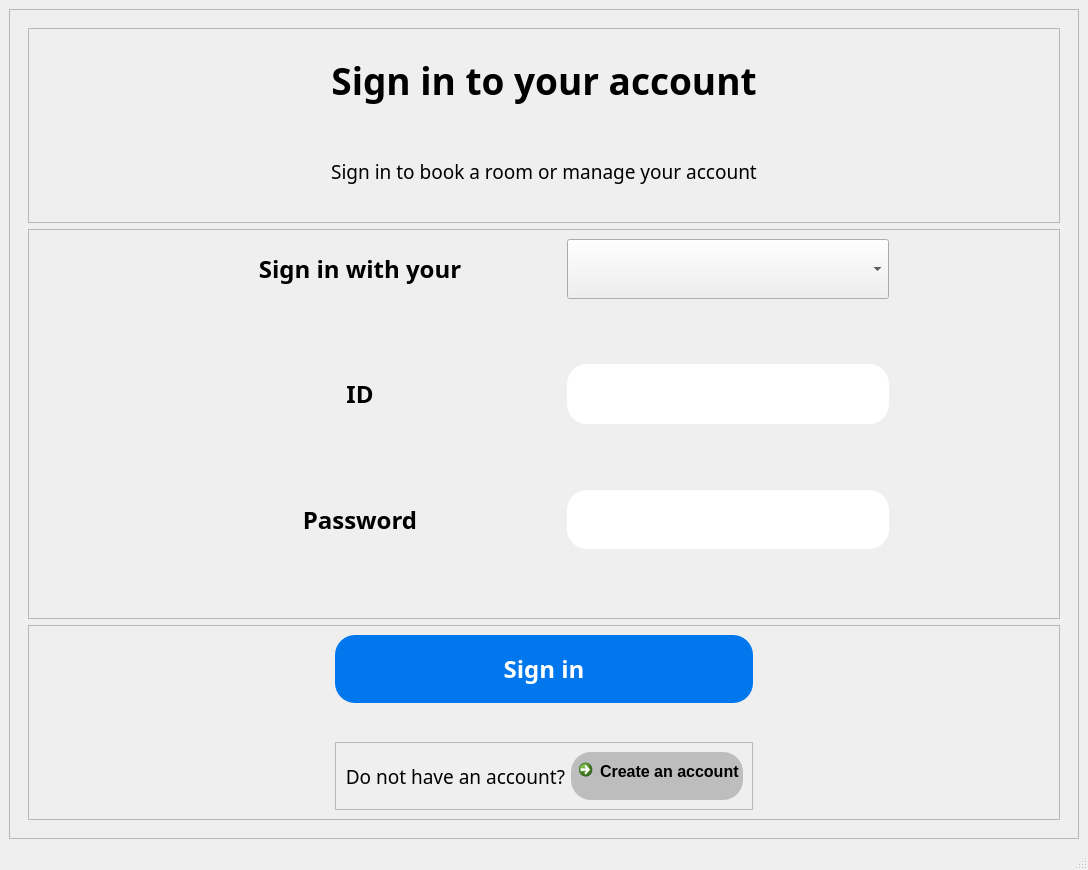
The window that spacer_design.ui (SE-PROJ-MEMBER/SE-PROJ) describes before a commit, drawn with Qt 5.
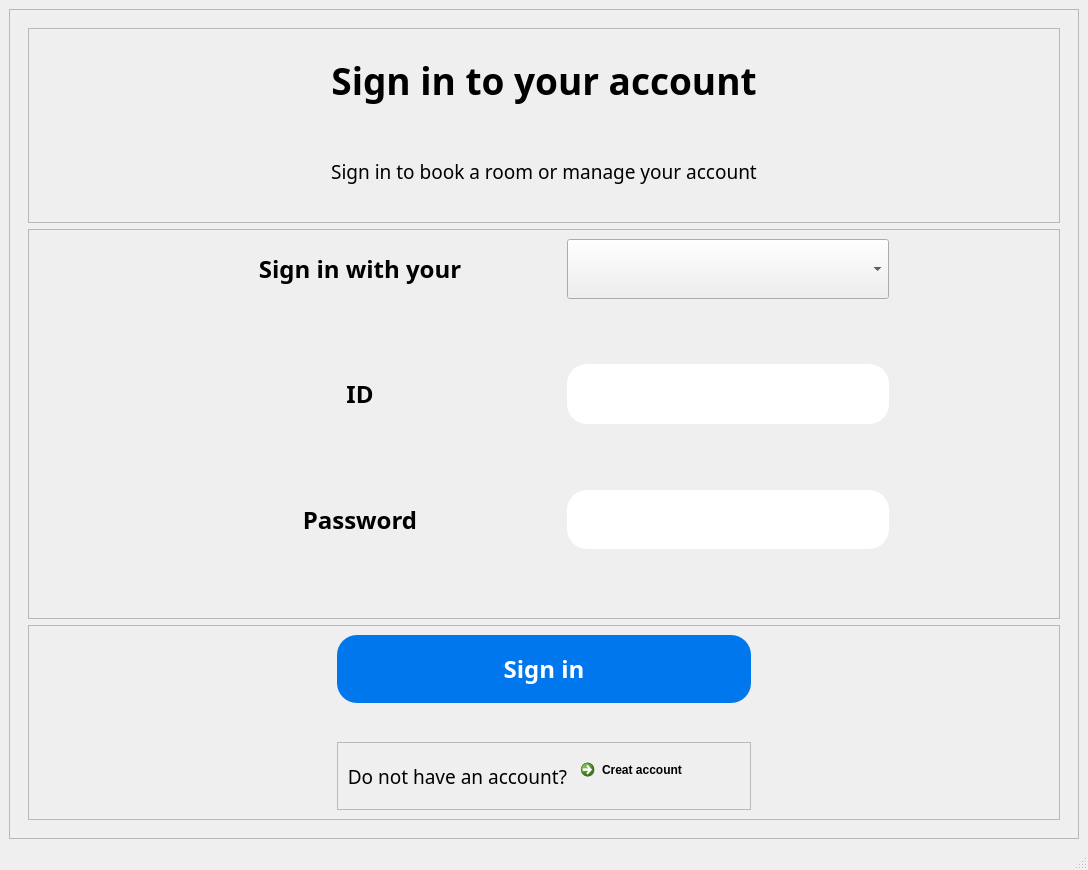
The same window after the commit. The open tabs and pages were chosen to show the change.

```diff
--- a/spacer_design.ui
+++ b/spacer_design.ui
@@ -411,14 +411,11 @@
                        </item>
                        <item row="0" column="1">
                         <widget class="QCommandLinkButton" name="to_sign_up_page">
-                         <property name="font">
-                          <font>
-                           <family>Segoe UI</family>
-                           <pointsize>12</pointsize>
-                          </font>
+                         <property name="styleSheet">
+                          <string notr="true">QCommandLinkButton{background-color: rgb(0, 119, 237,0);}</string>
                          </property>
                          <property name="text">
-                          <string>Create an account</string>
+                          <string>Creat account</string>
                          </property>
                         </widget>
                        </item>
```
Left out of the diff: 22 changed lines with no effect on the pictures.
